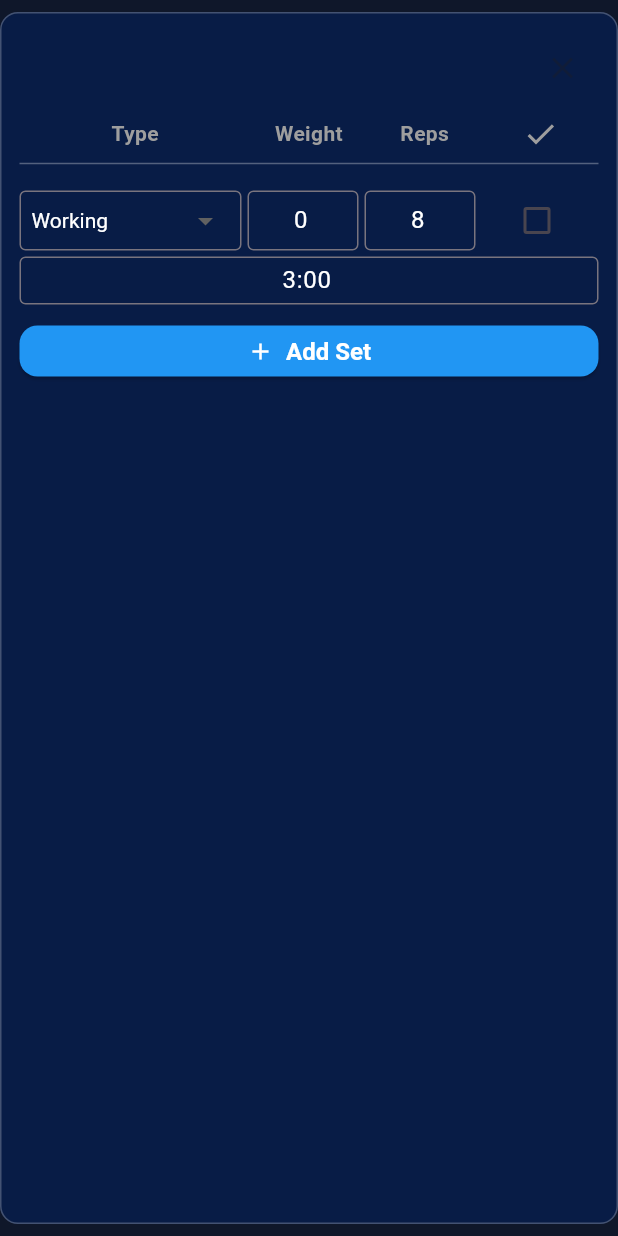
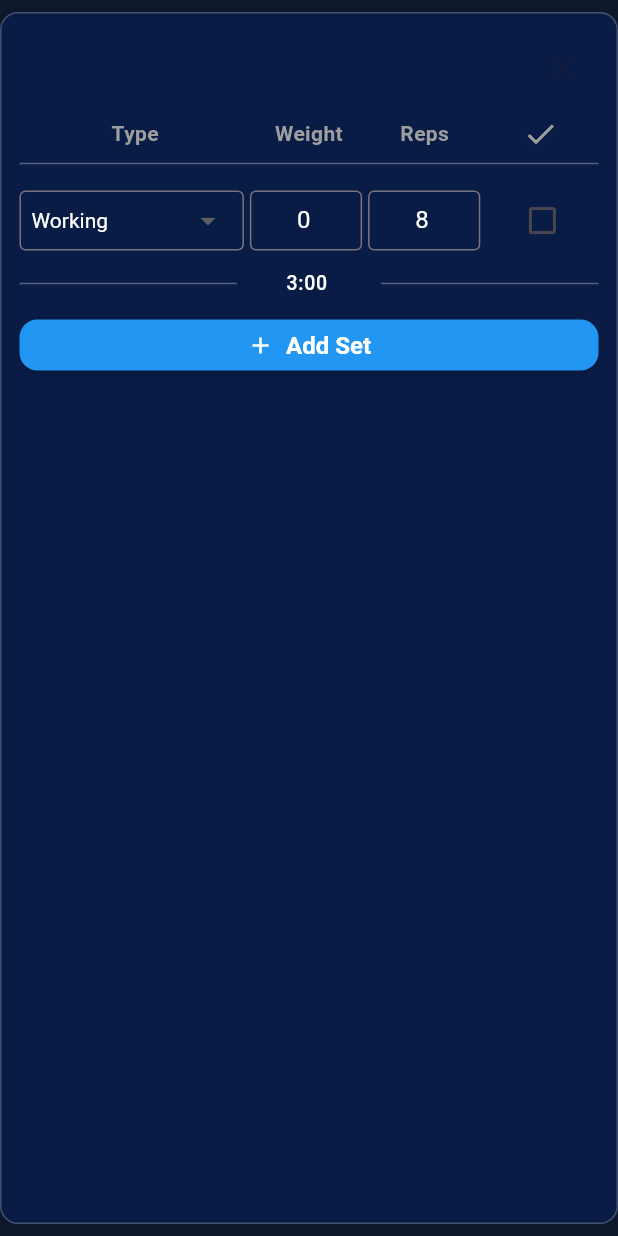
Before and after one commit to benbridgeman03/GymBuddy, a Flutter app: the WorkoutExerciseLogTemplate widget shown alone on an empty page, opened directly with empty values, on a phone screen of 412 x 824 dp. Run offline on Flutter 3.47's test engine with Material 3 defaults, Android fonts, the phone set to English and light mode, and no system bars; our stand-ins replace cloud_firestore, firebase_auth, firebase_core, google_fonts, sliding_up_panel; accounts and stored records are empty.

Commit message:
Update workout_exercise_log_template.dart

```diff
--- a/gym_buddy/lib/widgets/workout_exercise_log_template.dart
+++ b/gym_buddy/lib/widgets/workout_exercise_log_template.dart
@@ -301,8 +301,6 @@ class WorkoutExerciseLogTemplateState
 
                             const SizedBox(width: 4),
 
-                            // Rest
-
                             // Complete Checkbox
                             Expanded(
                               flex: 1,
@@ -319,13 +317,21 @@ class WorkoutExerciseLogTemplateState
                                 ),
                               ),
                             ),
-                            const SizedBox(width: 4),
                           ],
                         ),
-                        Row(
+                        Padding(
+                          padding: const EdgeInsets.symmetric(vertical: 6.0),
+                          child: Row(
                             children: [
-                            Expanded(
-                              flex: 1,
+                              const Expanded(
+                                child: Divider(
+                                  color: Colors.white30,
+                                  thickness: 1,
+                                  endIndent: 8,
+                                ),
+                              ),
+                              SizedBox(
+                                width: 80, // controls how wide the input looks
                                 child: TextField(
                                   controller: restControllers[index],
                                   keyboardType: TextInputType.number,
@@ -334,15 +340,19 @@ class WorkoutExerciseLogTemplateState
                                   decoration: const InputDecoration(
                                     isDense: true,
                                     contentPadding: EdgeInsets.symmetric(
-                                    vertical: 4,
-                                    horizontal: 6,
+                                      vertical: 2,
                                     ),
-                                  border: OutlineInputBorder(),
+                                    border: InputBorder.none, // remove outline
                                     hintText: '3:00',
                                     hintStyle: TextStyle(
                                       color: Colors.grey,
-                                    fontSize: 12,
+                                      fontSize: 13,
                                     ),
+                                  ),
+                                  style: const TextStyle(
+                                    color: Colors.white,
+                                    fontSize: 13,
+                                    fontWeight: FontWeight.w500,
                                   ),
                                   onChanged: (value) {
                                     sets[index]['restFormatted'] = value;
@@ -358,7 +368,15 @@ class WorkoutExerciseLogTemplateState
                                   },
                                 ),
                               ),
+                              const Expanded(
+                                child: Divider(
+                                  color: Colors.white30,
+                                  thickness: 1,
+                                  indent: 8,
+                                ),
+                              ),
                             ],
+                          ),
                         ),
                       ],
                     );
@@ -367,7 +385,6 @@ class WorkoutExerciseLogTemplateState
               ),
             );
           }),
-          const SizedBox(height: 8),
           //Add Set Button
           SizedBox(
             width: double.infinity,
```
Lines whose indentation alone changed are shown as unchanged.
